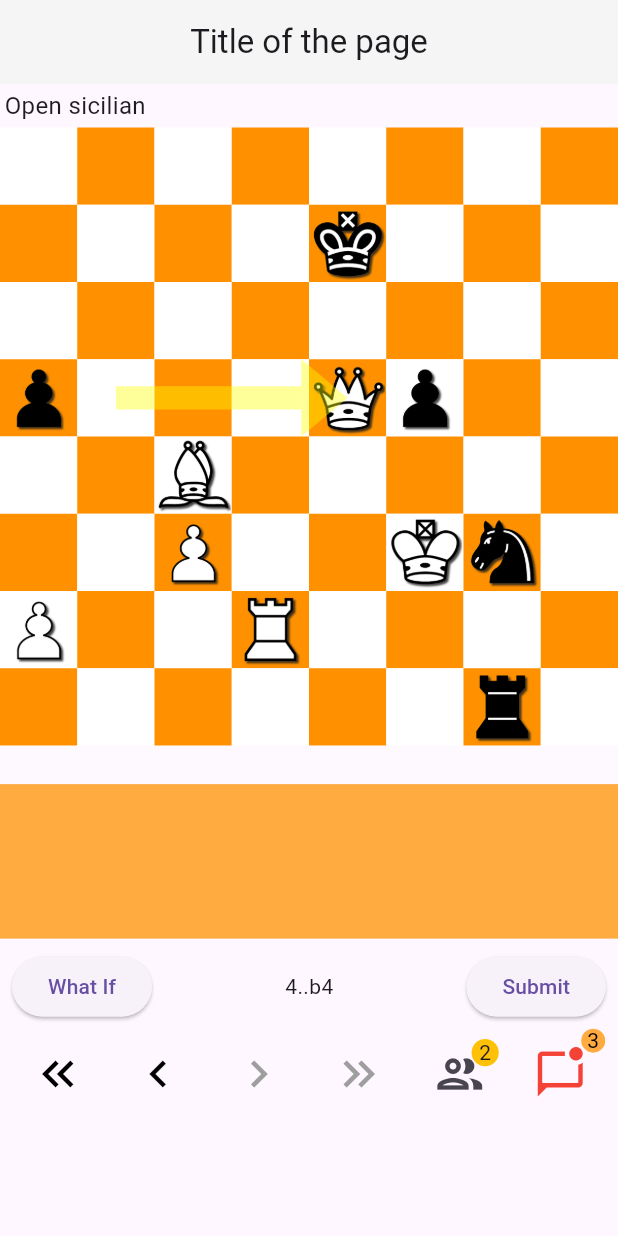
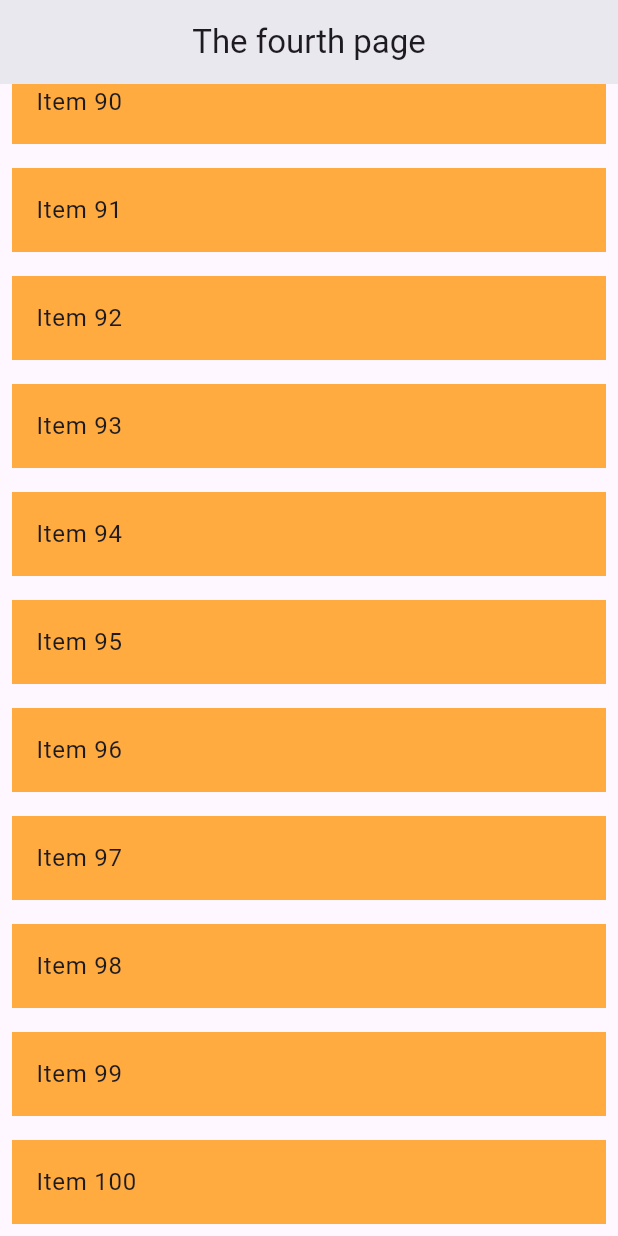
Before and after one commit to lucorn/flutter_layouts, a Flutter app: the screen it shows after launch, on a phone screen of 412 x 824 dp. Run offline on Flutter 3.47's test engine with Material 3 defaults, Android fonts, the light colour scheme and no system bars; drawn by our look-alikes of badges.

Commit message:
show scrolling to the end of the list

```diff
--- a/lib/main.dart
+++ b/lib/main.dart
@@ -1,5 +1,6 @@
 import 'package:flutter/material.dart';
 import 'package:flutter_layouts/pages/first_page.dart';
+import 'package:flutter_layouts/pages/fourth_page.dart';
 import 'package:flutter_layouts/pages/second_page.dart';
 import 'package:flutter_layouts/pages/third_page.dart';
 
@@ -18,12 +19,13 @@ class MyApp extends StatelessWidget {
           useMaterial3: true,
           primarySwatch: Colors.purple,
         ),
-        initialRoute: '/first',
+        initialRoute: '/fourth',
         showPerformanceOverlay: false,
         routes: {
-          '/first': (context) => FirstPage(),
+          '/first': (context) => const FirstPage(),
           '/second': (context) => const SecondPage(),
           '/third': (context) => ThirdPage(),
+          '/fourth': (context) => const FourthPage(),
         });
   }
 }
--- /dev/null
+++ b/lib/pages/fourth_page.dart
@@ -0,0 +1,98 @@
+import 'package:flutter/material.dart';
+
+class FourthPage extends StatefulWidget {
+  const FourthPage({super.key});
+
+  @override
+  State<FourthPage> createState() => _FourthPageState();
+}
+
+class _FourthPageState extends State<FourthPage> {
+  @override
+  void dispose() {
+    super.dispose();
+  }
+
+  @override
+  Widget build(BuildContext context) {
+    return Scaffold(
+      appBar: AppBar(
+        title: const Text('The fourth page'),
+        centerTitle: true,
+        backgroundColor: Colors.grey[100],
+      ),
+      body: const FutureListView(),
+    );
+  }
+}
+
+class FutureListView extends StatefulWidget {
+  const FutureListView({
+    super.key,
+  });
+
+  @override
+  State<FutureListView> createState() => _FutureListViewState();
+}
+
+class _FutureListViewState extends State<FutureListView> {
+  final ScrollController _scrollController = ScrollController();
+
+  Future<List<String>> fetchData() async {
+    // Simulate a network call.
+    await Future.delayed(const Duration(milliseconds: 600));
+    return List<String>.generate(100, (index) => 'Item ${index + 1}');
+  }
+
+  @override
+  Widget build(BuildContext context) {
+    return FutureBuilder<List<String>>(
+      future: fetchData(),
+      builder: (context, snapshot) {
+        if (snapshot.connectionState == ConnectionState.waiting) {
+          return const Center(child: CircularProgressIndicator());
+        } else if (snapshot.hasError) {
+          return Center(child: Text('Error: ${snapshot.error}'));
+        } else {
+          WidgetsBinding.instance.addPostFrameCallback((_) {
+            _scrollToEnd();
+          });
+          return ListView.builder(
+            controller: _scrollController,
+            itemCount: snapshot.data?.length,
+            itemBuilder: (context, index) {
+              return Padding(
+                padding: const EdgeInsets.all(8.0),
+                child: Container(
+                  color: Colors.orangeAccent,
+                  child: ListTile(
+                    title: Text(snapshot.data![index]),
+                  ),
+                ),
+              );
+            },
+          );
+        }
+      },
+    );
+  }
+
+  @override
+  void initState() {
+    super.initState();
+  }
+
+  void _scrollToEnd() async {
+    _scrollController.animateTo(
+      _scrollController.position.maxScrollExtent,
+      duration: const Duration(milliseconds: 300),
+      curve: Curves.fastOutSlowIn,
+    );
+  }
+
+  @override
+  void dispose() {
+    _scrollController.dispose();
+    super.dispose();
+  }
+}
```
